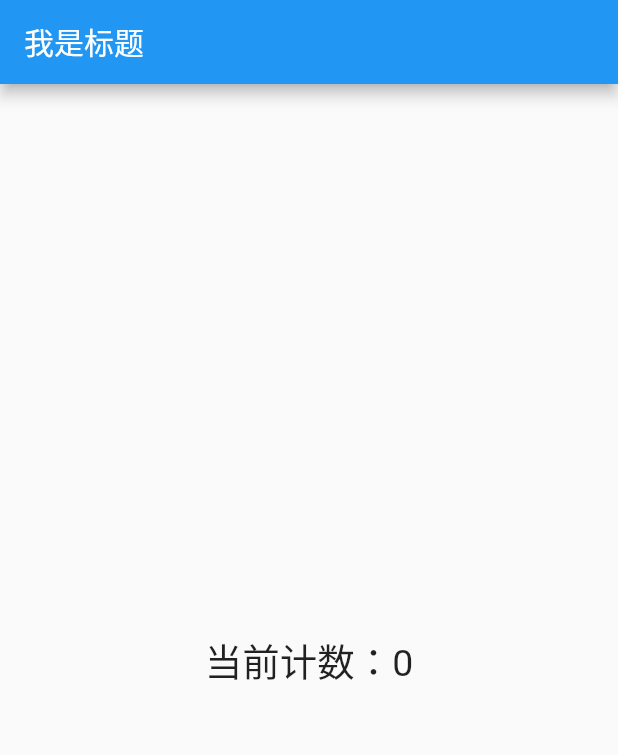
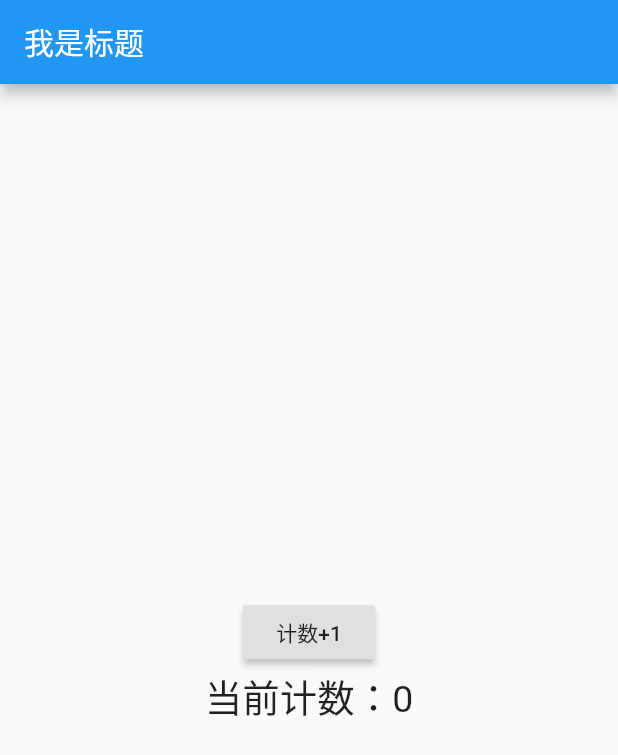
Before and after one commit to maicoder/learnFlutter, a Flutter app: the screen it shows after launch, on a phone screen of 412 x 824 dp. Shown: the top 755 px of the screen. Run offline on Flutter 3.47's test engine with Material 2 defaults, Android fonts, the phone set to English and light mode, and no system bars.

Commit message:
Update main.dart

```diff
--- a/ch02/learn_flutter2/lib/main.dart
+++ b/ch02/learn_flutter2/lib/main.dart
@@ -17,11 +17,56 @@
   }
 }
 
-class ContentWidget extends StatelessWidget {
+class ContentWidget extends StatefulWidget {
+  @override
+  State<StatefulWidget> createState() {
+    return ContentWidgetState();
+  }
+}
+
+class ContentWidgetState extends State<ContentWidget> {
+  int counter = 0;
+
   @override
   Widget build(BuildContext context) {
     return Center(
-      child: Text("当前计数：0", style: TextStyle(fontSize: 25)),
+      child: Column(
+        mainAxisAlignment: MainAxisAlignment.center,
+        children: <Widget>[
+          RaisedButton(
+            onPressed: () {
+              print("监听按钮点击");
+              setState(() {
+                counter++;
+              });
+            },
+            child: Text("计数+1"),
+          ),
+          Text("当前计数：$counter", style: TextStyle(fontSize: 25)),
+        ],
+      ),
     );
   }
 }
+
+// 不能实现
+//class ContentWidget extends StatelessWidget {
+//  final int counter = 0;
+//  @override
+//  Widget build(BuildContext context) {
+//    return Center(
+//      child: Column(
+//        mainAxisAlignment: MainAxisAlignment.center,
+//        children: <Widget>[
+//          RaisedButton(
+//            onPressed: () {
+//              print("监听按钮点击");
+//            },
+//            child: Text("计数+1"),
+//          ),
+//          Text("当前计数：0", style: TextStyle(fontSize: 25)),
+//        ],
+//      ),
+//    );
+//  }
+//}
```
